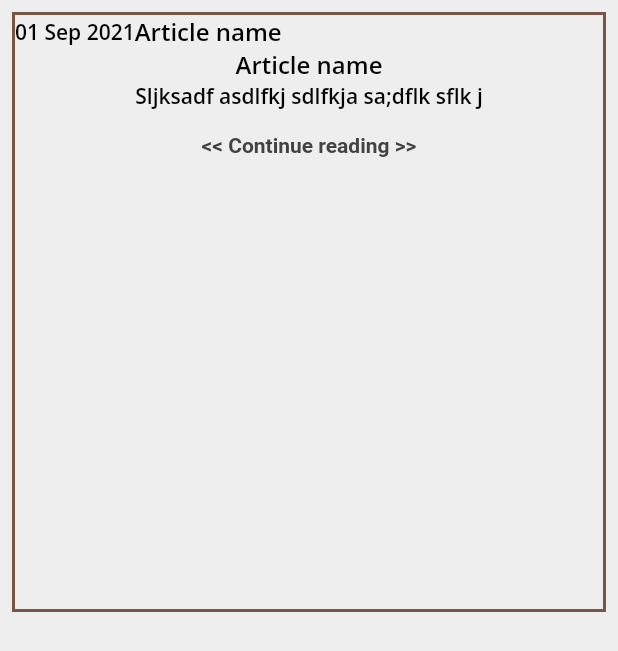
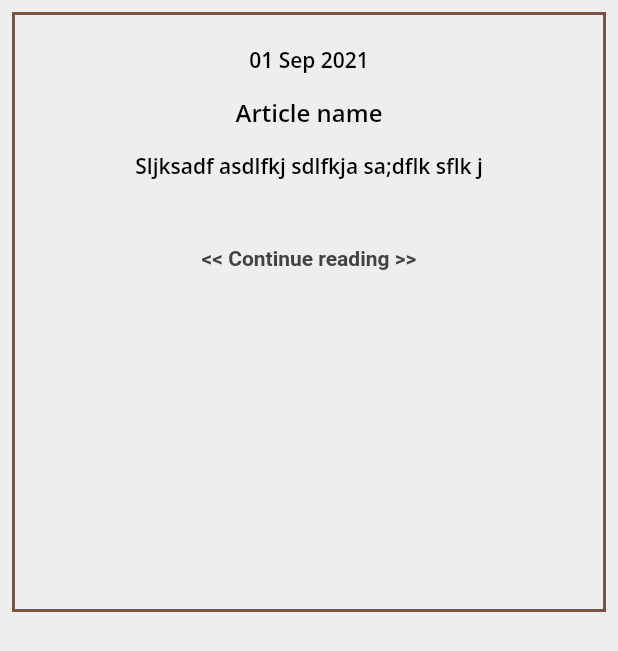
Before and after one commit to marek-jakub/personal_flutter, a Flutter app: the CustomContainer widget shown alone on an empty page, opened directly, on a phone screen of 412 x 824 dp. Shown: the top 651 px of the screen. Run offline on Flutter 3.47's test engine with Material 2 defaults, Android fonts, the phone set to English and light mode, and no system bars; our stand-ins replace flutter_markdown, flutter_sizer, google_fonts; missing offline and left inert: icons_flutter, markup_text.

Commit message:
Change text aligning and padding.

```diff
--- a/lib/widgets/custom_text_invite.dart
+++ b/lib/widgets/custom_text_invite.dart
@@ -48,25 +48,38 @@ class CustomContainer extends StatelessWidget {
         ),
         child: Column(
           children: [
-            Row(
-              children: [
-                Text(_date),
-                Text(
+            Padding(
+              padding: const EdgeInsets.fromLTRB(0, 20, 0, 0),
+              child: Text(_date),
+            ),
+            Padding(
+              padding: const EdgeInsets.fromLTRB(0, 15, 0, 0),
+              child: Text(
                 _articleName,
                 style: TextStyle(fontSize: _fontSize),
               ),
-              ],
             ),
-            Text(
-              _articleName,
-              style: TextStyle(fontSize: _fontSize),
+            Padding(
+              padding: const EdgeInsets.fromLTRB(10, 15, 10, 20),
+              child: Text(
+                _articleText,
+                textAlign: TextAlign.justify,
+                softWrap: true,
+                maxLines: 15,
+                overflow: TextOverflow.ellipsis,
+                style: const TextStyle(
+                  fontSize: 14,
                 ),
-            Text(_articleText),
-            TextButton(
+              ),
+            ),
+            Padding(
+              padding: const EdgeInsets.all(8.0),
+              child: TextButton(
                 onPressed: () {
                   Navigator.pushNamed(context, _articlePath);
                 },
                 child: const Text('<< Continue reading >>'),
+              ),
             ),
           ],
         ),
```
Lines whose indentation alone changed are shown as unchanged.
